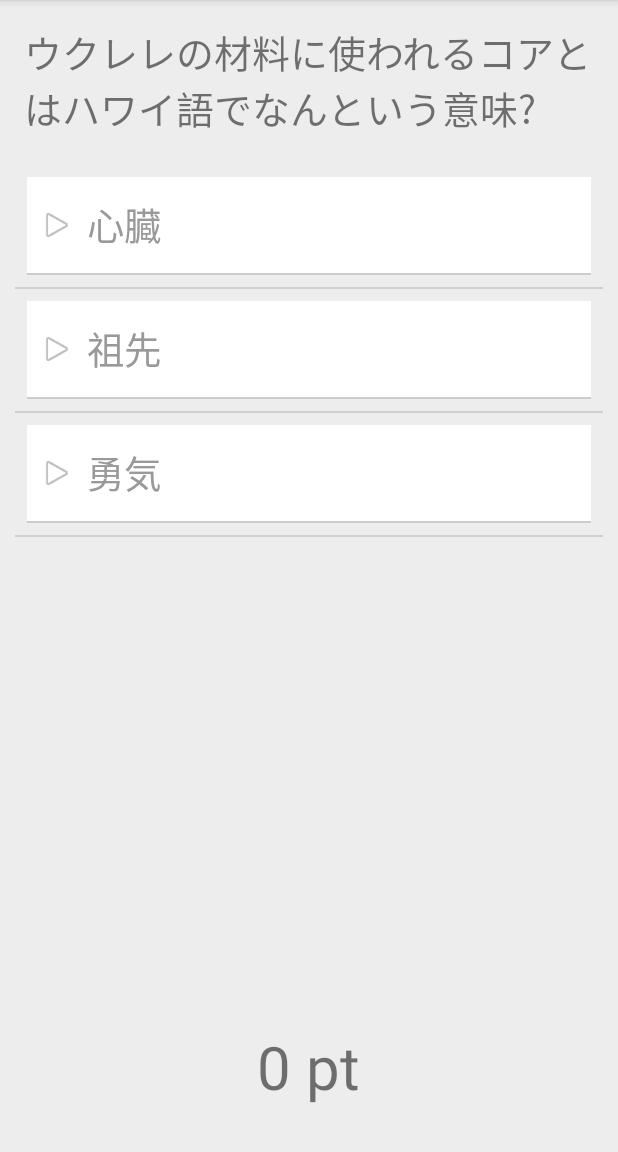
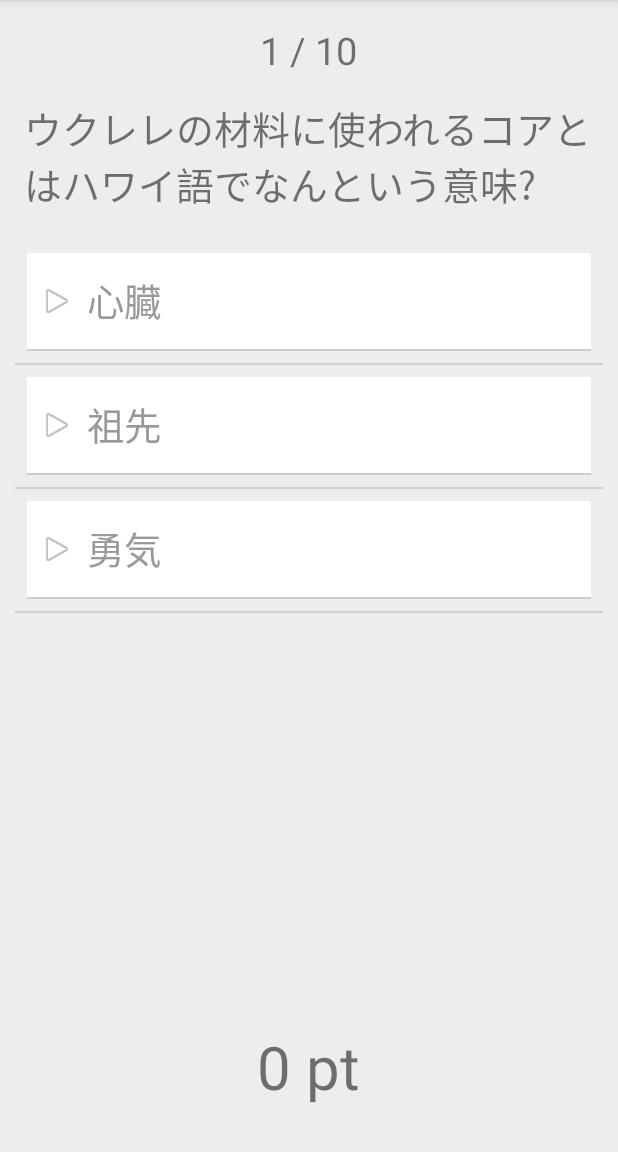
Before and after one commit to TatsuoWatanabe/FunUkuleleQuiz, an Android app: the screen it shows after launch (MainActivity), after a tap on an icon or button, on a phone screen of 412 x 824 dp, the part 84-1236 px from its top. Run offline under Robolectric (Android 15) with nearby library versions, the phone set to English and light mode, and no system bars; our stand-ins replace Volley; network calls fail; 1 statement that could not run was skipped; 2 other taps on this screen came first.

Commit message:
addes quizzes progress.

```diff
--- a/app/src/main/java/com/tatsuowatanabe/funukulelequiz/MainActivity.java
+++ b/app/src/main/java/com/tatsuowatanabe/funukulelequiz/MainActivity.java
@@ -60,8 +60,6 @@ public class MainActivity extends AppCompatActivity {
         setContentView(R.layout.activity_main);
         prefs = new PreferencesHolder();
         views = new ViewHolder();
-        views.resultArea.setVisibility(View.GONE);
-        views.pointDisplay.setText(getString(R.string.points, 0)); // 0 pt
         setSupportActionBar(views.toolbar);
         game     = new QuizGame(this);
         mQueue   = Volley.newRequestQueue(this);
@@ -72,7 +70,8 @@ public class MainActivity extends AppCompatActivity {
             @Override public void onClick(final View view) { startQuiz(); }
         });
         // TODO: Set the progress bar of quizzes.
-        // TODO: Add setting of advertisement
+        // TODO: Add setting of advertisement.
+        // TODO: Add in app purchase.
         // ATTENTION: This was auto-generated to implement the App Indexing API.
         // See https://g.co/AppIndexing/AndroidStudio for more information.
         client = new GoogleApiClient.Builder(this).addApi(AppIndex.API).build();
@@ -155,18 +154,24 @@ public class MainActivity extends AppCompatActivity {
      * Holder class of activity view resource.
      */
     public class ViewHolder {
-        public final Toolbar              toolbar        = (Toolbar)findViewById(R.id.toolbar);
-        public final FloatingActionButton fab            = (FloatingActionButton)findViewById(R.id.fab);
-        public final TextView             quizDisplay    = (TextView)findViewById(R.id.quiz_display);
-        public final TextView             pointDisplay   = (TextView)findViewById(R.id.point_display);
-        public final ListView             choicesList    = (ListView)findViewById(R.id.choices_list);
-        public final TextView             resultMessage  = (TextView)findViewById(R.id.result_message);
-        public final TextView             explanation    = (TextView)findViewById(R.id.explanation);
-        public final View                 resultArea     = (View)findViewById(R.id.result_area);
-        public final View                 welcomeArea    = (View)findViewById(R.id.welcome_area);
-        public final TextView             welcomeMessage = (TextView)findViewById(R.id.welcome_message);
-        public final View                 loadingArea    = (View)findViewById(R.id.loading_area);
-        public final View                 contentMain    = (View)findViewById(R.id.content_main);
+        public final Toolbar              toolbar         = (Toolbar)findViewById(R.id.toolbar);
+        public final FloatingActionButton fab             = (FloatingActionButton)findViewById(R.id.fab);
+        public final TextView             quizDisplay     = (TextView)findViewById(R.id.quiz_display);
+        public final TextView             pointDisplay    = (TextView)findViewById(R.id.point_display);
+        public final ListView             choicesList     = (ListView)findViewById(R.id.choices_list);
+        public final TextView             resultMessage   = (TextView)findViewById(R.id.result_message);
+        public final TextView             explanation     = (TextView)findViewById(R.id.explanation);
+        public final View                 resultArea      = (View)findViewById(R.id.result_area);
+        public final View                 welcomeArea     = (View)findViewById(R.id.welcome_area);
+        public final TextView             welcomeMessage  = (TextView)findViewById(R.id.welcome_message);
+        public final View                 loadingArea     = (View)findViewById(R.id.loading_area);
+        public final View                 contentMain     = (View)findViewById(R.id.content_main);
+        public final TextView             quizzesProgress = (TextView)findViewById(R.id.quizzes_progress);
+        public ViewHolder() {
+            resultArea.setVisibility(View.GONE);
+            quizzesProgress.setVisibility(View.GONE);
+            pointDisplay.setText(getString(R.string.points, 0)); // 0 pt
+        }
     }
 
 }
--- a/app/src/main/java/com/tatsuowatanabe/funukulelequiz/model/QuizGame.java
+++ b/app/src/main/java/com/tatsuowatanabe/funukulelequiz/model/QuizGame.java
@@ -148,6 +148,8 @@ public class QuizGame {
      */
     private QuizGame showQuiz(String lang) {
         Quiz currentQuiz = quizzes.current().setLang(lang);
+        activity.views.quizzesProgress.setText(activity.getString(R.string.quizzes_progress, quizzes.getIndex(), quizzes.size()));
+        activity.views.quizzesProgress.setVisibility(View.VISIBLE);
 
         Log.d("System language", Locale.getDefault().getLanguage());
 
@@ -182,6 +184,7 @@ public class QuizGame {
         results.generateResultMessages().setMessageOf(lang).showResultArea();
         activity.views.quizDisplay.setVisibility(View.GONE);
         activity.views.choicesList.setVisibility(View.GONE);
+        activity.views.quizzesProgress.setVisibility(View.GONE);
         activity.views.fab.setVisibility(View.VISIBLE);
 
         return this;
--- a/app/src/main/java/com/tatsuowatanabe/funukulelequiz/model/Quizzes.java
+++ b/app/src/main/java/com/tatsuowatanabe/funukulelequiz/model/Quizzes.java
@@ -18,11 +18,12 @@ import java.util.NoSuchElementException;
  */
 public class Quizzes {
     private static final Gson gson = new Gson();
-    public ArrayList<Quiz> quizArrayList;
+    private ArrayList<Quiz> quizArrayList;
     private transient Iterator<Quiz> quizIterator;
     /** @see ://www.javacreed.com/gson-annotations-example/ */
     private transient QuizResults results;
     private transient Quiz currentQuiz;
+    private transient Integer index = 0;
 
     /**
      * factory method. create self instance from json.
@@ -63,6 +64,7 @@ public class Quizzes {
      * @see #hasNext
      */
     public Quiz next() {
+        index += 1;
         currentQuiz = getQuizIterator().next();
         return currentQuiz;
     }
@@ -145,6 +147,22 @@ public class Quizzes {
     }
 
     /**
+     * Get the size of quizzes.
+     * @return
+     */
+    public Integer size() {
+        return quizArrayList.size();
+    }
+
+    /**
+     * Get the current index.
+     * @return
+     */
+    public Integer getIndex() {
+        return index;
+    }
+
+    /**
      * Get the Iterator of Quiz Object.
      * @return
      */
--- a/app/src/main/res/layout/content_main.xml
+++ b/app/src/main/res/layout/content_main.xml
@@ -10,6 +10,17 @@
     tools:showIn="@layout/activity_main"
     tools:context=".MainActivity"
 >
+
+    <TextView
+        android:id="@+id/quizzes_progress"
+        android:text="@string/quizzes_progress"
+        android:textSize="25dp"
+        android:layout_width="wrap_content"
+        android:layout_height="wrap_content"
+        android:layout_centerHorizontal="true"
+        android:paddingTop="@dimen/activity_vertical_margin"
+    />
+
     <TextView
         android:id="@+id/quiz_display"
         android:text="@string/app_name"
@@ -19,6 +30,7 @@
         android:paddingLeft="@dimen/activity_horizontal_margin"
         android:paddingTop="@dimen/activity_vertical_margin"
         android:minHeight="100dp"
+        android:layout_below="@id/quizzes_progress"
     />
 
     <include
--- a/app/src/main/res/values/strings.xml
+++ b/app/src/main/res/values/strings.xml
@@ -4,6 +4,7 @@
     <string name="action_settings">Settings</string>
     <string name="lang_ja">ja</string>
     <string name="lang_en">en</string>
+    <string name="quizzes_progress">%1$s / %2$s</string>
     <string name="msg_lang_changed_ja">言語を日本語に変更しました。</string>
     <string name="msg_lang_changed_en">Langage changed to English.</string>
     <string name="msg_perfect_ja">すごい! パーフェクト！</string>
```
